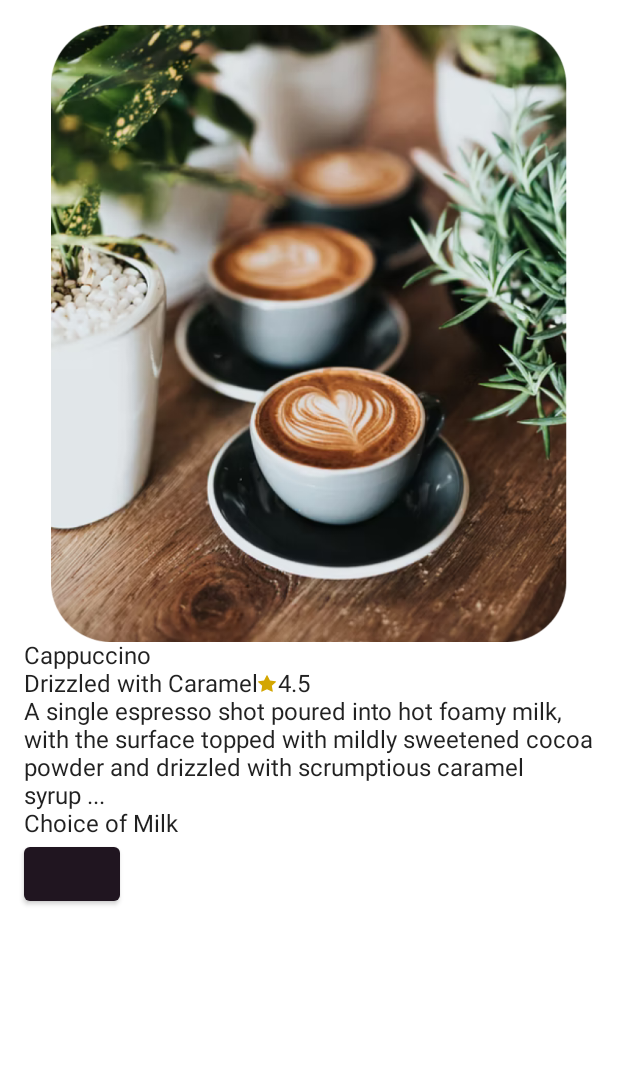
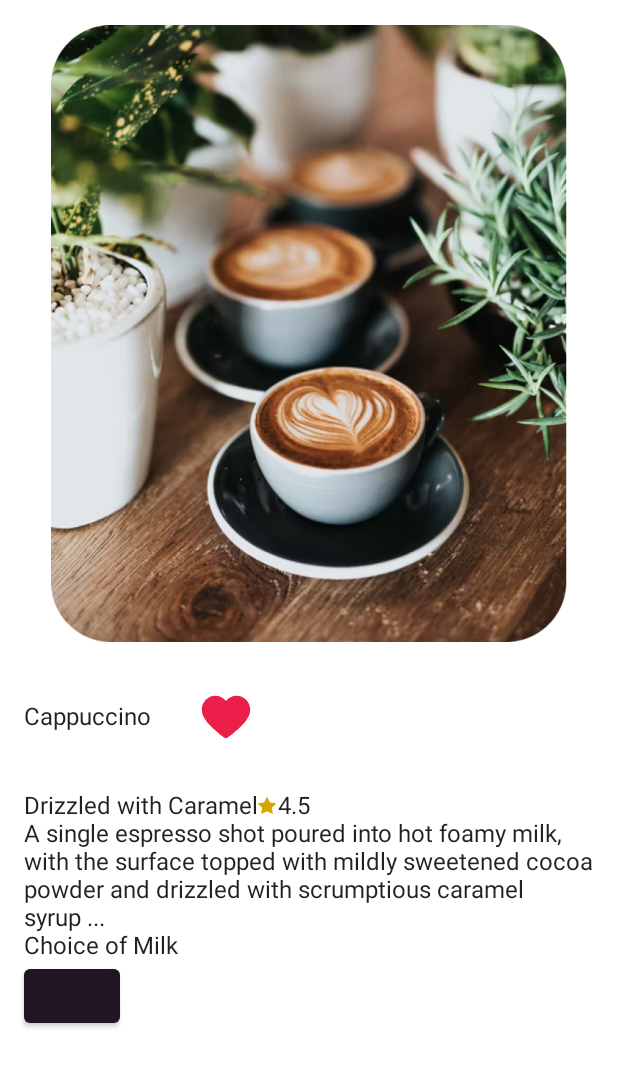
Before and after one commit to itzkou/koufee, an Android app built with Jetpack Compose: the screen it shows after launch (MainActivity), on a phone screen of 412 x 824 dp. Shown: the top 1067 px of the screen. Run offline under Robolectric (Android 15) with nearby library versions, the phone set to English and light mode, and no system bars.

```diff
--- a/app/build.gradle
+++ b/app/build.gradle
@@ -46,6 +46,8 @@ android {
 }
 
 dependencies {
+    /** lottie **/
+    implementation "com.airbnb.android:lottie-compose:$lottieVersion"
 
     implementation 'androidx.core:core-ktx:1.7.0'
     implementation "androidx.compose.ui:ui:$compose_version"
--- a/app/src/main/java/com/example/koufee/MainActivity.kt
+++ b/app/src/main/java/com/example/koufee/MainActivity.kt
@@ -7,6 +7,7 @@ import androidx.compose.foundation.Image
 import androidx.compose.foundation.layout.*
 import androidx.compose.material.*
 import androidx.compose.runtime.Composable
+import androidx.compose.runtime.getValue
 import androidx.compose.runtime.mutableStateOf
 import androidx.compose.runtime.remember
 import androidx.compose.ui.Alignment
@@ -15,6 +16,9 @@ import androidx.compose.ui.graphics.painter.Painter
 import androidx.compose.ui.res.painterResource
 import androidx.compose.ui.tooling.preview.Preview
 import androidx.compose.ui.unit.dp
+import com.airbnb.lottie.compose.LottieAnimation
+import com.airbnb.lottie.compose.LottieCompositionSpec
+import com.airbnb.lottie.compose.rememberLottieComposition
 import com.example.koufee.ui.theme.Brownie
 import com.example.koufee.ui.theme.Grege
 import com.example.koufee.ui.theme.KoufeeTheme
@@ -65,7 +69,12 @@ fun ItemCoffe(name: String) {
 @Composable
 fun TextArea() {
     val imStar = painterResource(id = R.drawable.ic_star)
-    Text(text = "Cappuccino")
+
+    Row(verticalAlignment = Alignment.CenterVertically) {
+        Text(text = "Cappuccino")
+        Heart()
+    }
+
     Row(verticalAlignment = Alignment.CenterVertically) {
 
         Text(text = "Drizzled with Caramel")
@@ -91,6 +100,12 @@ fun ButtonColor() {
     }
 }
 
+@Composable
+fun Heart() {
+    val composition by rememberLottieComposition(LottieCompositionSpec.RawRes(R.raw.heart))
+    LottieAnimation(composition)
+}
+
 @Preview(showBackground = true)
 @Composable
 fun DefaultPreview() {
--- a/build.gradle
+++ b/build.gradle
@@ -1,6 +1,7 @@
 buildscript {
     ext {
         compose_version = '1.0.1'
+        lottieVersion = '5.0.3'
     }
 }// Top-level build file where you can add configuration options common to all sub-projects/modules.
 plugins {
```
Also changed, not shown: app/src/main/res/raw/heart.json (added, +1 -0 lines).
